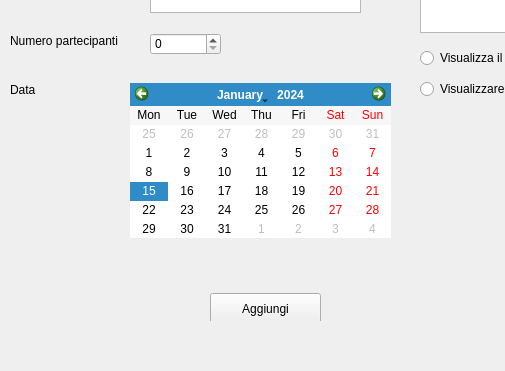
Before: the Qt Designer form ProgettoPO-2020-2021-Virgillo-209406/paginaconferenza.ui in marcovirgillo/ProgettoPO, drawn with Qt 5; both pictures show x 0 to 505 and y 397 to 768 of the 1024 by 768 pixel window.
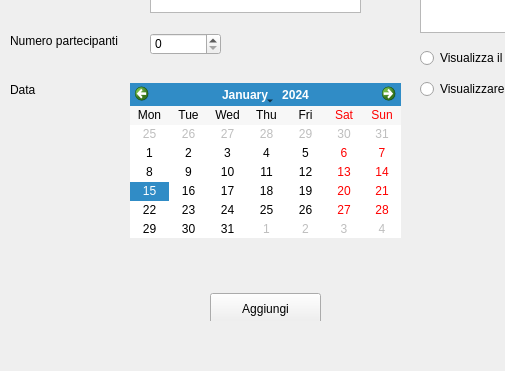
After: the same form once the commit is applied.

Patch:
```diff
--- a/ProgettoPO-2020-2021-Virgillo-209406/paginaconferenza.ui
+++ b/ProgettoPO-2020-2021-Virgillo-209406/paginaconferenza.ui
@@ -106,7 +106,7 @@
       <rect>
        <x>130</x>
        <y>480</y>
-       <width>261</width>
+       <width>271</width>
        <height>155</height>
       </rect>
      </property>
```
